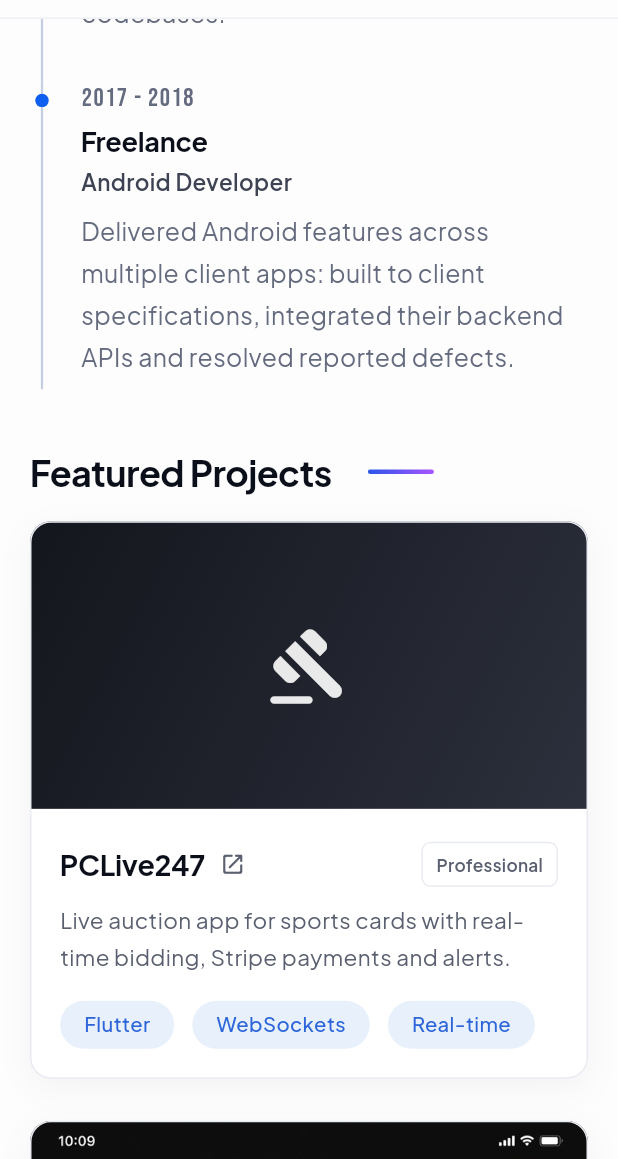
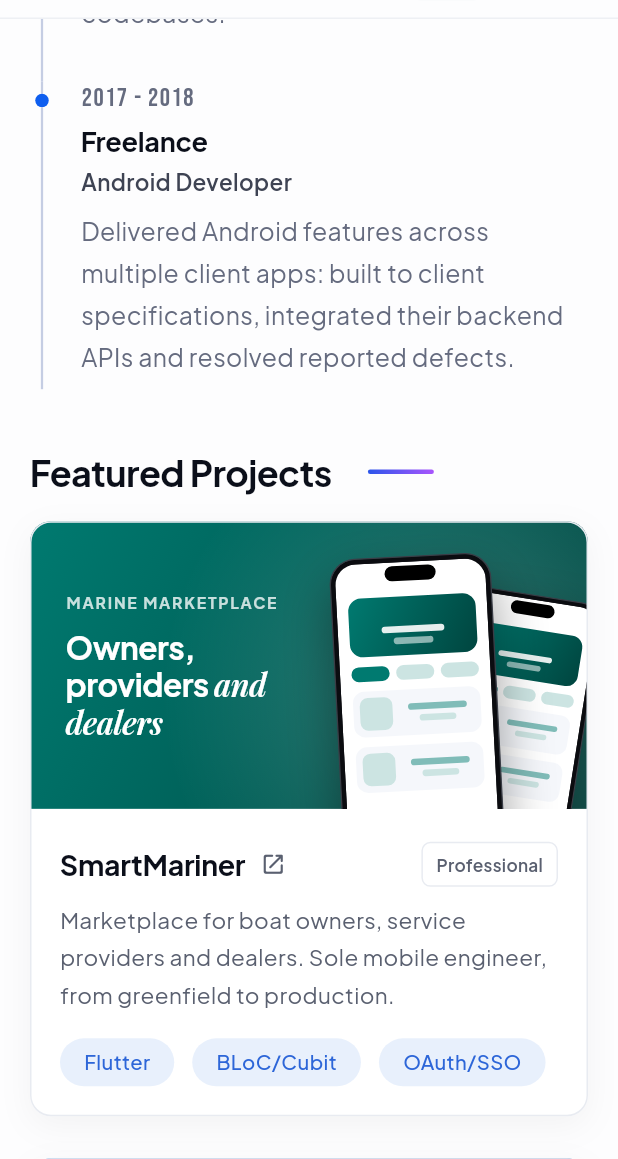
Before and after one commit to mjwaghmare/manoj-portfolio, a Flutter app: the screen it shows after launch, scrolled down 2304 dp, on a phone screen of 412 x 824 dp, the part 77-1236 px from its top. Run offline on Flutter 3.47's test engine with Material 3 defaults, Android fonts, the phone set to English and light mode, and no system bars; our stand-ins replace flutter_svg, shared_preferences, web.

Commit message:
Draw project banners from data instead of client screenshots
- Add ProjectBanner: category and headline beside two illustrated
  phones in each project's colours
- Keep an optional three-screenshot layout for apps whose screens may
  be shown
- Give every project a category, headline and banner gradient; drop
  the placeholder icon and single-image fields
- Add SmartMariner, link both client apps to the App Store, and remove
  the unconfirmed Honeywell PDV card
- Rewrite project descriptions to fill three lines on desktop
- Open external links directly on tap so they work in every browser

Co-Authored-By: Claude Opus 5.5 <noreply@anthropic.com>

```diff
--- a/lib/data/portfolio_data.dart
+++ b/lib/data/portfolio_data.dart
@@ -96,33 +96,46 @@ abstract final class PortfolioData {
     ),
   ];
 
+  // Each banner is drawn from `category`, the headline and `bannerGradient`; client apps
+  // never show their screenshots.
   static const projects = [
     ProjectModel(
+      title: 'SmartMariner',
+      // Project descriptions are sized to fill three lines on the desktop card.
+      description:
+          'Marketplace for boat owners, service providers and dealers. Sole mobile engineer, '
+          'from greenfield to production.',
+      type: ProjectType.professional,
+      tags: ['Flutter', 'BLoC/Cubit', 'OAuth/SSO'],
+      category: 'Marine marketplace',
+      headline: 'Owners, providers',
+      headlineAccent: 'and dealers',
+      bannerGradient: [Color(0xFF007A70), Color(0xFF00453F)],
+      url: 'https://apps.apple.com/us/app/smartmariner/id6757733631',
+    ),
+    ProjectModel(
       title: 'PCLive247',
-      description: 'Live auction app for sports cards with real-time bidding, Stripe payments and alerts.',
+      description:
+          'Live auction app for sports cards with real-time WebSocket bidding, Stripe payments and push alerts.',
       type: ProjectType.professional,
       tags: ['Flutter', 'WebSockets', 'Real-time'],
-      placeholderIcon: Icons.gavel_rounded,
-      placeholderGradient: [Color(0xFF14161D), Color(0xFF2C303C)],
-      url: 'https://pclive247.com/',
+      category: 'Sports cards',
+      headline: 'Live auctions,',
+      headlineAccent: 'real-time bids',
+      bannerGradient: [Color(0xFF0A72DA), Color(0xFF003F9E)],
+      url: 'https://apps.apple.com/us/app/pclive247/id6448715934',
     ),
     ProjectModel(
       title: 'Popverse',
-      description: 'Track, discover and manage your favorite TV shows and movies using TMDB.',
+      description:
+          'Track, discover and manage your favorite TV shows and movies, with titles, ratings and trends '
+          'from the TMDB API.',
       type: ProjectType.personal,
       tags: ['Flutter', 'TMDB API', 'Firebase'],
-      placeholderIcon: Icons.movie_filter_outlined,
-      placeholderGradient: [Color(0xFF3A2D6B), Color(0xFF8C6BC8)],
-      imageAsset: 'assets/images/projects/popverse.jpg',
-    ),
-    ProjectModel(
-      title: 'Honeywell PDV',
-      // TODO(manoj): Confirm this description and the tags; no source files were available locally.
-      description: 'Flutter concept for an enterprise portal bringing business dashboards into one app.',
-      type: ProjectType.concept,
-      tags: ['Flutter', 'Dashboards', 'Enterprise'],
-      placeholderIcon: Icons.dashboard_outlined,
-      placeholderGradient: [Color(0xFF4F86D4), Color(0xFFA9C5EC)],
+      category: 'Movie & TV tracker',
+      headline: 'Every show,',
+      headlineAccent: 'one watchlist',
+      bannerGradient: [Color(0xFF8C6BC8), Color(0xFF3A2D6B)],
     ),
   ];
 }
--- a/lib/models/project_model.dart
+++ b/lib/models/project_model.dart
@@ -17,10 +17,11 @@ class ProjectModel {
     required this.description,
     required this.type,
     required this.tags,
-    required this.placeholderIcon,
-    required this.placeholderGradient,
-    this.imageAsset,
-    this.imageAlignment = Alignment.topCenter,
+    required this.category,
+    required this.headline,
+    required this.headlineAccent,
+    required this.bannerGradient,
+    this.screens = const [],
     this.url,
   });
 
@@ -29,11 +30,17 @@ class ProjectModel {
   final ProjectType type;
   final List<String> tags;
 
-  /// Artwork shown when [imageAsset] is null.
-  final IconData placeholderIcon;
-  final List<Color> placeholderGradient;
-  final String? imageAsset;
-  final Alignment imageAlignment;
+  /// Banner copy: a short category above "[headline] [headlineAccent]", the accent in italics.
+  final String category;
+  final String headline;
+  final String headlineAccent;
+
+  /// Banner background, light to dark; the first colour also tints the illustrated phones.
+  final List<Color> bannerGradient;
+
+  /// Three portrait screenshots (left, centre, right) shown in phone frames instead of the
+  /// headline. Only for apps whose screenshots may be shown; client apps leave it empty.
+  final List<String> screens;
 
   /// Public website, store listing or repository. Null hides the link icon.
   final String? url;
--- a/lib/widgets/external_link.dart
+++ b/lib/widgets/external_link.dart
@@ -1,8 +1,9 @@
 import 'package:flutter/material.dart';
 import 'package:url_launcher/link.dart';
+import 'package:url_launcher/url_launcher.dart';
 
-/// Wraps [builder] in a real anchor element on web, so links support
-/// middle-click, "open in new tab" and screen-reader link semantics.
+/// Wraps [builder] in a real anchor element on web, so links keep link
+/// semantics, a hover URL preview and the browser's "open in new tab" menu.
 ///
 /// [url] may be absolute, `mailto:`, or relative to the site root.
 class ExternalLink extends StatelessWidget {
@@ -15,10 +16,15 @@ class ExternalLink extends StatelessWidget {
   Widget build(BuildContext context) {
     // Relative URIs would be treated as in-app routes, so resolve them against the page URL.
     final uri = Uri.base.resolve(url);
+    final isMailto = uri.scheme == 'mailto';
     return Link(
       uri: uri,
-      target: uri.scheme == 'mailto' ? LinkTarget.self : LinkTarget.blank,
-      builder: (context, followLink) => builder(context, followLink),
+      target: isMailto ? LinkTarget.self : LinkTarget.blank,
+      // Link's own `followLink` only navigates when the tap and the anchor's DOM click
+      // pair up, which fails silently in some browsers. Opening directly from the tap
+      // works everywhere; the anchor's click is then cancelled, so it never opens twice.
+      builder: (context, _) =>
+          builder(context, () => launchUrl(uri, webOnlyWindowName: isMailto ? '_self' : '_blank')),
     );
   }
 }
--- /dev/null
+++ b/lib/widgets/project_banner.dart
@@ -0,0 +1,361 @@
+import 'package:flutter/material.dart';
+
+import '../core/theme/app_fonts.dart';
+import '../models/project_model.dart';
+
+/// The artwork at the top of a project card, drawn from the project's data so every
+/// card shares one look.
+///
+/// By default it shows the project's headline beside two illustrated phones in the
+/// project's colours, so client apps never need their screenshots. A project with three
+/// [ProjectModel.screens] shows them in three phone frames instead.
+class ProjectBanner extends StatelessWidget {
+  const ProjectBanner({required this.project, super.key});
+
+  final ProjectModel project;
+
+  @override
+  Widget build(BuildContext context) {
+    final colors = project.bannerGradient;
+    final screens = project.screens;
+
+    return LayoutBuilder(
+      builder: (context, constraints) {
+        final width = constraints.maxWidth;
+        final height = constraints.maxHeight;
+        final hasScreens = screens.length == 3;
+
+        return ClipRect(
+          child: DecoratedBox(
+            decoration: BoxDecoration(
+              gradient: LinearGradient(begin: Alignment.topLeft, end: Alignment.bottomRight, colors: colors),
+            ),
+            child: Stack(
+              children: [
+                // Soft glow behind the phones.
+                Positioned.fill(
+                  child: DecoratedBox(
+                    decoration: BoxDecoration(
+                      gradient: RadialGradient(
+                        center: hasScreens ? const Alignment(0, 0.2) : const Alignment(0.5, 0.2),
+                        radius: 1,
+                        colors: [Colors.white.withValues(alpha: 0.2), Colors.white.withValues(alpha: 0)],
+                      ),
+                    ),
+                  ),
+                ),
+                if (hasScreens)
+                  Semantics(
+                    image: true,
+                    label: '${project.title} app screenshots',
+                    child: Stack(
+                      children: [
+                        _place(
+                          width,
+                          height,
+                          left: 0.105,
+                          top: 0.2,
+                          size: 0.27,
+                          angle: -0.08,
+                          screen: _Screenshot(screens[0]),
+                        ),
+                        _place(
+                          width,
+                          height,
+                          left: 0.625,
+                          top: 0.2,
+                          size: 0.27,
+                          angle: 0.08,
+                          screen: _Screenshot(screens[2]),
+                        ),
+                        _place(
+                          width,
+                          height,
+                          left: 0.345,
+                          top: 0.07,
+                          size: 0.31,
+                          angle: 0,
+                          screen: _Screenshot(screens[1]),
+                        ),
+                      ],
+                    ),
+                  )
+                else ...[
+                  Positioned(
+                    left: width * 0.064,
+                    top: 0,
+                    bottom: 0,
+                    // Ends short of the front phone (left edge at 55%) so text never touches it.
+                    width: width * 0.45,
+                    child: _Headline(project: project),
+                  ),
+                  // Back phone first so the front one overlaps it.
+                  ExcludeSemantics(
+                    child: Stack(
+                      children: [
+                        _place(
+                          width,
+                          height,
+                          left: 0.74,
+                          top: 0.25,
+                          size: 0.25,
+                          angle: 0.157,
+                          screen: _SketchScreen(colors),
+                        ),
+                        _place(
+                          width,
+                          height,
+                          left: 0.55,
+                          top: 0.12,
+                          size: 0.29,
+                          angle: -0.052,
+                          screen: _SketchScreen(colors),
+                        ),
+                      ],
+                    ),
+                  ),
+                ],
+              ],
+            ),
+          ),
+        );
+      },
+    );
+  }
+
+  /// Positions a phone by fractions of the banner: [left]/[top] of its corner, [size] of its width.
+  Widget _place(
+    double width,
+    double height, {
+    required double left,
+    required double top,
+    required double size,
+    required double angle,
+    required Widget screen,
+  }) {
+    final phoneWidth = width * size;
+    return Positioned(
+      left: width * left,
+      top: height * top,
+      width: phoneWidth,
+      height: phoneWidth * _PhoneFrame.aspectRatio,
+      child: Transform.rotate(
+        angle: angle,
+        child: _PhoneFrame(screen: screen),
+      ),
+    );
+  }
+}
+
+class _Headline extends StatelessWidget {
+  const _Headline({required this.project});
+
+  final ProjectModel project;
+
+  @override
+  Widget build(BuildContext context) {
+    return Column(
+      mainAxisAlignment: MainAxisAlignment.center,
+      crossAxisAlignment: CrossAxisAlignment.start,
+      children: [
+        Text(
+          project.category.toUpperCase(),
+          style: TextStyle(
+            fontSize: 10.5,
+            fontWeight: FontWeight.w700,
+            letterSpacing: 1.2,
+            color: Colors.white.withValues(alpha: 0.78),
+          ),
+        ),
+        const SizedBox(height: 8),
+        Text.rich(
+          TextSpan(
+            children: [
+              TextSpan(text: '${project.headline} '),
+              TextSpan(
+                text: project.headlineAccent,
+                style: const TextStyle(
+                  fontFamily: AppFonts.editorial,
+                  fontStyle: FontStyle.italic,
+                  fontWeight: FontWeight.w600,
+                ),
+              ),
+            ],
+          ),
+          style: const TextStyle(
+            fontSize: 21,
+            height: 1.2,
+            fontWeight: FontWeight.w700,
+            letterSpacing: -0.3,
+            color: Colors.white,
+          ),
+        ),
+      ],
+    );
+  }
+}
+
+class _PhoneFrame extends StatelessWidget {
+  const _PhoneFrame({required this.screen});
+
+  final Widget screen;
+
+  /// Height / width of a modern iPhone, including the bezel.
+  static const aspectRatio = 2.05;
+
+  @override
+  Widget build(BuildContext context) {
+    return LayoutBuilder(
+      builder: (context, constraints) {
+        final w = constraints.maxWidth;
+        final bezel = w * 0.035;
+        final screenWidth = w - bezel * 2;
+
+        return DecoratedBox(
+          decoration: BoxDecoration(
+            color: const Color(0xFF0B0C10),
+            borderRadius: BorderRadius.circular(w * 0.16),
+            border: Border.all(color: const Color(0xFF3A3D46), width: w * 0.008),
+            boxShadow: const [BoxShadow(color: Color(0x61000000), blurRadius: 28, offset: Offset(0, 14))],
+          ),
+          child: Padding(
+            padding: EdgeInsets.all(bezel),
+            child: ClipRRect(
+              borderRadius: BorderRadius.circular(w * 0.13),
+              child: Stack(
+                fit: StackFit.expand,
+                children: [
+                  ColoredBox(color: Colors.white, child: screen),
+                  // Dynamic Island, sized to also cover the one baked into store screenshots.
+                  Align(
+                    alignment: Alignment.topCenter,
+                    child: Container(
+                      margin: EdgeInsets.only(top: screenWidth * 0.025),
+                      width: screenWidth * 0.34,
+                      height: screenWidth * 0.1,
+                      decoration: BoxDecoration(color: Colors.black, borderRadius: BorderRadius.circular(w)),
+                    ),
+                  ),
+                ],
+              ),
+            ),
+          ),
+        );
+      },
+    );
+  }
+}
+
+class _Screenshot extends StatelessWidget {
+  const _Screenshot(this.asset);
+
+  final String asset;
+
+  @override
+  Widget build(BuildContext context) {
+    return Image.asset(
+      asset,
+      fit: BoxFit.fitWidth,
+      alignment: Alignment.topCenter,
+      // Phones render a few hundred pixels wide at most.
+      cacheWidth: 400,
+    );
+  }
+}
+
+/// An illustrated app screen in the project's colours: header card, chips and two list rows.
+class _SketchScreen extends StatelessWidget {
+  const _SketchScreen(this.colors);
+
+  final List<Color> colors;
+
+  @override
+  Widget build(BuildContext context) {
+    final accent = colors.first;
+    final tint = Color.lerp(accent, Colors.white, 0.8)!;
+    final line = Color.lerp(accent, Colors.white, 0.5)!;
+
+    return LayoutBuilder(
+      builder: (context, constraints) {
+        // Laid out for a ~92px-wide screen and scaled to the real width.
+        final s = constraints.maxWidth / 92;
+        Widget bar(double widthFactor, Color color) => FractionallySizedBox(
+          widthFactor: widthFactor,
+          alignment: Alignment.centerLeft,
+          child: Container(
+            height: 4 * s,
+            decoration: BoxDecoration(color: color, borderRadius: BorderRadius.circular(2 * s)),
+          ),
+        );
+        Widget chip(Color color) => Expanded(
+          child: Container(
+            height: 9 * s,
+            decoration: BoxDecoration(color: color, borderRadius: BorderRadius.circular(5 * s)),
+          ),
+        );
+        Widget row() => Container(
+          margin: EdgeInsets.only(top: 6 * s),
+          padding: EdgeInsets.all(4 * s),
+          decoration: BoxDecoration(color: const Color(0xFFF5F7FB), borderRadius: BorderRadius.circular(7 * s)),
+          child: Row(
+            children: [
+              Container(
+                width: 20 * s,
+                height: 20 * s,
+                decoration: BoxDecoration(color: tint, borderRadius: BorderRadius.circular(5 * s)),
+              ),
+              SizedBox(width: 5 * s),
+              Expanded(
+                child: Column(
+                  mainAxisSize: MainAxisSize.min,
+                  children: [
+                    bar(0.8, line),
+                    SizedBox(height: 3 * s),
+                    bar(0.5, tint),
+                  ],
+                ),
+              ),
+            ],
+          ),
+        );
+
+        return Padding(
+          padding: EdgeInsets.fromLTRB(7 * s, 21 * s, 7 * s, 0),
+          child: Column(
+            crossAxisAlignment: CrossAxisAlignment.stretch,
+            children: [
+              Container(
+                height: 36 * s,
+                padding: EdgeInsets.all(7 * s),
+                decoration: BoxDecoration(
+                  gradient: LinearGradient(begin: Alignment.topLeft, end: Alignment.bottomRight, colors: colors),
+                  borderRadius: BorderRadius.circular(8 * s),
+                ),
+                child: Column(
+                  mainAxisAlignment: MainAxisAlignment.end,
+                  children: [
+                    bar(0.6, Colors.white.withValues(alpha: 0.9)),
+                    SizedBox(height: 3 * s),
+                    bar(0.38, Colors.white.withValues(alpha: 0.55)),
+                  ],
+                ),
+              ),
+              SizedBox(height: 6 * s),
+              Row(
+                children: [
+                  chip(accent),
+                  SizedBox(width: 4 * s),
+                  chip(tint),
+                  SizedBox(width: 4 * s),
+                  chip(tint),
+                ],
+              ),
+              row(),
+              row(),
+            ],
+          ),
+        );
+      },
+    );
+  }
+}
--- a/lib/widgets/project_card.dart
+++ b/lib/widgets/project_card.dart
@@ -4,6 +4,7 @@ import '../core/theme/app_theme.dart';
 import '../models/project_model.dart';
 import 'external_link.dart';
 import 'hover_card.dart';
+import 'project_banner.dart';
 import 'skill_chip.dart';
 
 class ProjectCard extends StatelessWidget {
@@ -45,7 +46,7 @@ class ProjectCard extends StatelessWidget {
       child: Column(
         crossAxisAlignment: CrossAxisAlignment.stretch,
         children: [
-          AspectRatio(aspectRatio: 1.94, child: _ProjectVisual(project: project)),
+          AspectRatio(aspectRatio: 1.94, child: ProjectBanner(project: project)),
           Expanded(
             child: Padding(
               padding: const EdgeInsets.fromLTRB(20, 22, 20, 20),
@@ -85,39 +86,6 @@ class ProjectCard extends StatelessWidget {
   }
 }
 
-class _ProjectVisual extends StatelessWidget {
-  const _ProjectVisual({required this.project});
-
-  final ProjectModel project;
-
-  @override
-  Widget build(BuildContext context) {
-    final asset = project.imageAsset;
-
-    return asset != null
-        ? Image.asset(
-            asset,
-            fit: BoxFit.cover,
-            alignment: project.imageAlignment,
-            semanticLabel: '${project.title} app screenshot',
-            // Decode at roughly the displayed size instead of full resolution.
-            cacheWidth: 720,
-          )
-        : ExcludeSemantics(
-            child: DecoratedBox(
-              decoration: BoxDecoration(
-                gradient: LinearGradient(
-                  begin: Alignment.topLeft,
-                  end: Alignment.bottomRight,
-                  colors: project.placeholderGradient,
-                ),
-              ),
-              child: Center(child: Icon(project.placeholderIcon, size: 56, color: Colors.white.withValues(alpha: 0.9))),
-            ),
-          );
-  }
-}
-
 class _TypeLabel extends StatelessWidget {
   const _TypeLabel(this.type);
 
```
Also changed, not shown: 1 other file.
